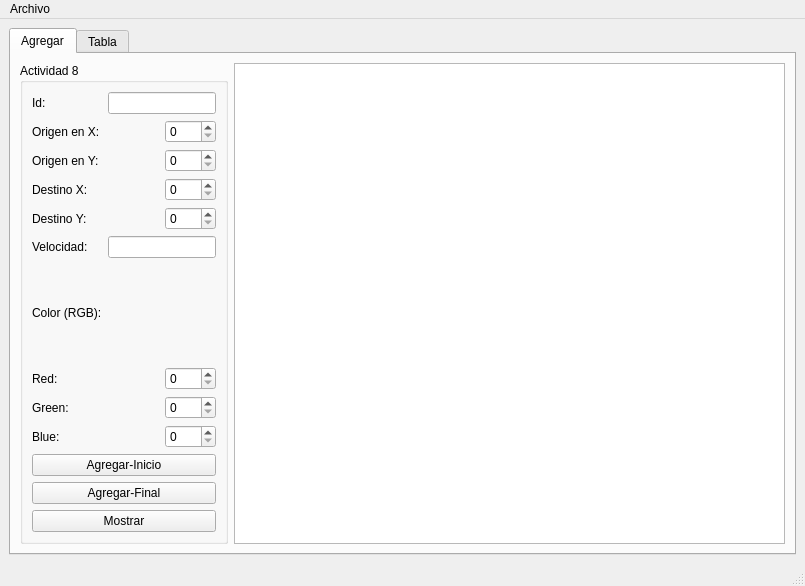
Before: the Qt Designer form mainwindow.ui in UrielBorbon/Actividad_11-QFileDialog-, drawn with Qt 5.
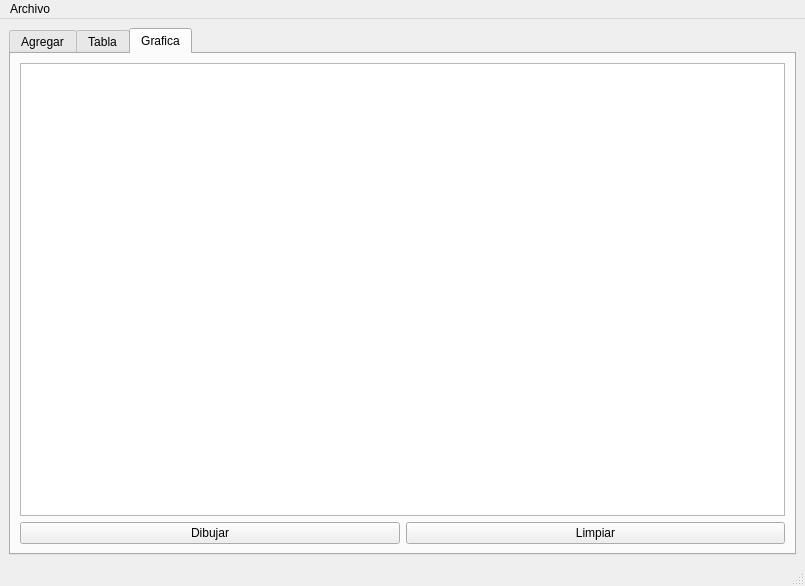
After: the same form once the commit is applied.

Commit message: Actividad 13 Interfaz con un QScene y un GraphicView

```diff
--- a/mainwindow.ui
+++ b/mainwindow.ui
@@ -18,7 +18,7 @@
     <item row="0" column="0">
      <widget class="QTabWidget" name="tabWidget">
       <property name="currentIndex">
-       <number>0</number>
+       <number>2</number>
       </property>
       <widget class="QWidget" name="tab">
        <attribute name="title">
@@ -216,6 +216,30 @@
         </item>
        </layout>
       </widget>
+      <widget class="QWidget" name="tab_3">
+       <attribute name="title">
+        <string>Grafica</string>
+       </attribute>
+       <layout class="QGridLayout" name="gridLayout_5">
+        <item row="0" column="0" colspan="2">
+         <widget class="QGraphicsView" name="graphicsView"/>
+        </item>
+        <item row="1" column="0">
+         <widget class="QPushButton" name="dibujar">
+          <property name="text">
+           <string>Dibujar</string>
+          </property>
+         </widget>
+        </item>
+        <item row="1" column="1">
+         <widget class="QPushButton" name="limpiar">
+          <property name="text">
+           <string>Limpiar</string>
+          </property>
+         </widget>
+        </item>
+       </layout>
+      </widget>
      </widget>
     </item>
    </layout>
```
